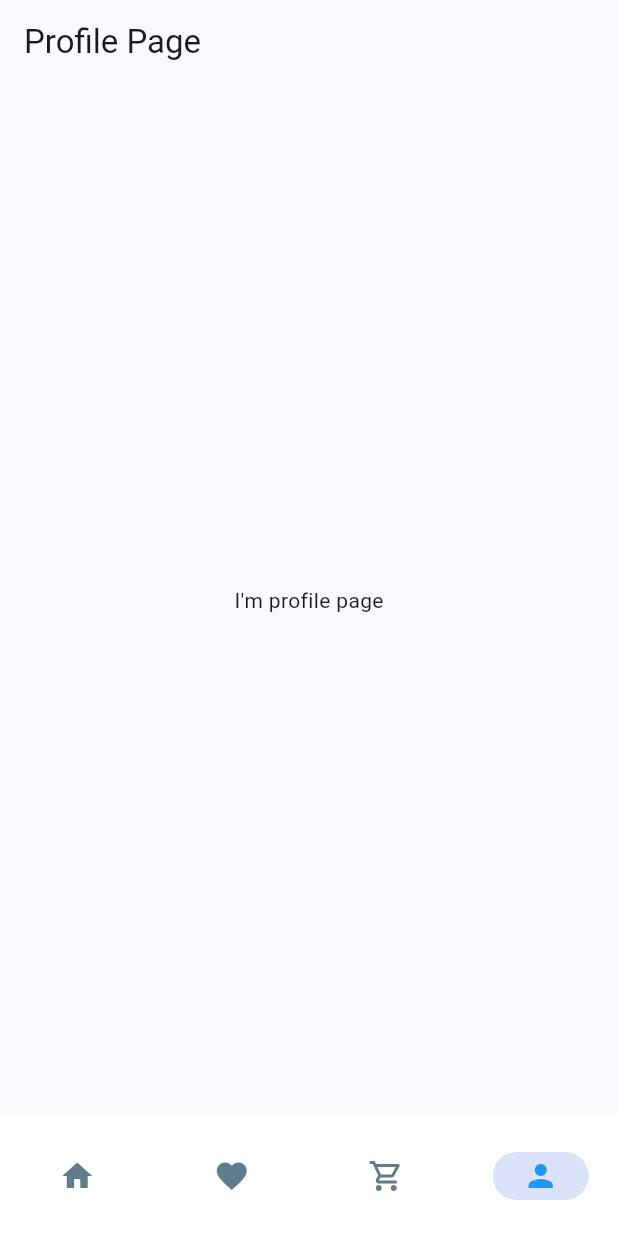
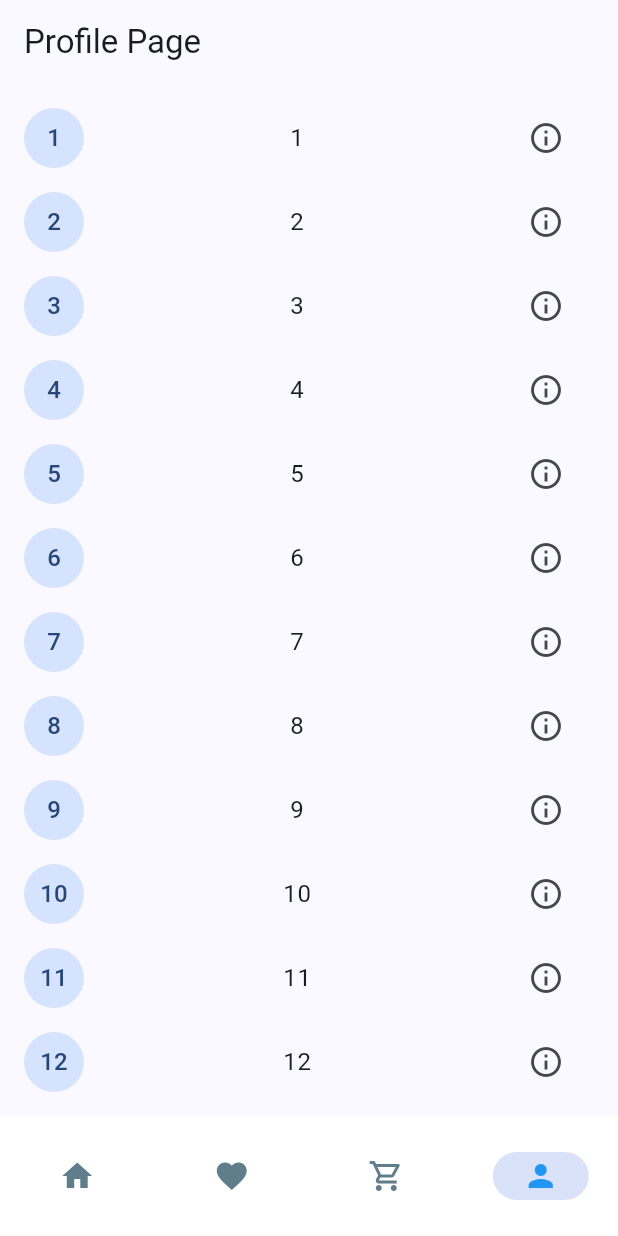
Before and after one commit to HasanTanich/demo-shopping-ui, a Flutter app: the screen it shows after launch, item 4 of the bottom bar chosen, on a phone screen of 412 x 824 dp. Run offline on Flutter 3.47's test engine with Material 2 defaults, Android fonts, the phone set to English and light mode, and no system bars; our stand-ins replace flutter_svg; network calls fail.

Commit message:
filters bar now actually filters data

```diff
--- a/lib/main.dart
+++ b/lib/main.dart
@@ -5,7 +5,7 @@ import 'package:shopping_app_ui/screens/cart_screen.dart';
 import 'package:shopping_app_ui/screens/favorites_screen.dart';
 import 'package:shopping_app_ui/screens/home_screen/home_screen.dart';
 import 'package:shopping_app_ui/screens/home_screen/providers/home_provider.dart';
-import 'package:shopping_app_ui/screens/profile_screen.dart';
+import 'package:shopping_app_ui/screens/profile_screen/profile_screen.dart';
 
 void main() {
   runApp(
--- a/lib/screens/home_screen/home_screen.dart
+++ b/lib/screens/home_screen/home_screen.dart
@@ -59,6 +59,11 @@ class HomeScreen extends StatelessWidget {
                   ),
                 ],
               ),
+              homeProvider.getItemsList.isEmpty
+                  ? const Center(
+                      child: Text("No items found with the selected filters"),
+                    )
+                  : Container(),
             ],
           ),
         ),
--- a/lib/screens/home_screen/providers/home_provider.dart
+++ b/lib/screens/home_screen/providers/home_provider.dart
@@ -9,6 +9,7 @@ var homeProductCards = [
         'https://th.bing.com/th/id/OIP.QXg7Nbu8v5dzZyYFPVwoYAHaE6?w=300&h=200&c=7&r=0&o=5&pid=1.7',
     'subtitle': "Hello darkness my old friend.",
     'price': 23.09,
+    'brand': 'adidas',
   },
   {
     'rating': 4.8,
@@ -17,7 +18,8 @@ var homeProductCards = [
     'image':
         'https://th.bing.com/th/id/OIP.Q65_bDLVh5JfAzDXp81SmgHaE8?w=300&h=200&c=7&r=0&o=5&pid=1.7',
     'subtitle': "Hello darkness my new friend.",
-    'price': 800.09
+    'price': 800.09,
+    'brand': 'adidas',
   },
   {
     'rating': 3.3,
@@ -26,7 +28,8 @@ var homeProductCards = [
     'image':
         'https://th.bing.com/th/id/OIP.Q65_bDLVh5JfAzDXp81SmgHaE8?w=300&h=200&c=7&r=0&o=5&pid=1.7',
     'subtitle': "Hello darkness my old friend.",
-    'price': 100.09
+    'price': 100.09,
+    'brand': 'nike',
   },
   {
     'rating': 0.0,
@@ -35,7 +38,8 @@ var homeProductCards = [
     'image':
         'https://th.bing.com/th/id/OIP.Q65_bDLVh5JfAzDXp81SmgHaE8?w=300&h=200&c=7&r=0&o=5&pid=1.7',
     'subtitle': "Hello darkness my old friend.",
-    'price': 10.14
+    'price': 10.14,
+    'brand': 'adidas',
   },
   {
     'rating': 5.0,
@@ -44,35 +48,72 @@ var homeProductCards = [
     'image':
         'https://th.bing.com/th/id/OIP.Q65_bDLVh5JfAzDXp81SmgHaE8?w=300&h=200&c=7&r=0&o=5&pid=1.7',
     'subtitle': "Hello brightness my new friend.",
-    'price': 10.14
-  }
+    'price': 10.14,
+    'brand': 'nike',
+  },
+  {
+    'rating': 2.0,
+    'isLiked': true,
+    'title': 'Very Cool shoes',
+    'image':
+        'https://th.bing.com/th/id/OIP.Q65_bDLVh5JfAzDXp81SmgHaE8?w=300&h=200&c=7&r=0&o=5&pid=1.7',
+    'subtitle': "Hello brightness my new friend.",
+    'price': 10.14,
+    'brand': 'puma',
+  },
+  {
+    'rating': 2.5,
+    'isLiked': true,
+    'title': 'Very Cool shoes',
+    'image':
+        'https://th.bing.com/th/id/OIP.Q65_bDLVh5JfAzDXp81SmgHaE8?w=300&h=200&c=7&r=0&o=5&pid=1.7',
+    'subtitle': "Hello brightness my new friend.",
+    'price': 10.14,
+    'brand': 'adidas',
+  },
 ];
 
 class HomeProvider extends ChangeNotifier {
   String _sortType = 'title';
-  final List<Map<String, Object>> itemsList = homeProductCards;
+  final List<String> _filters = [];
+
+  List<String> get filters => _filters;
   String get sortType => _sortType;
-  get getItemsList => getSortedList();
+  get getItemsList => getFilteredList(homeProductCards);
 
   void setSortType(String selectedSortType) {
     _sortType = selectedSortType;
     notifyListeners();
   }
 
-  List<Map<String, dynamic>> getSortedList() {
-    return sortArray(itemsList, _sortType);
+  void addFilter(String selectedFilter) {
+    filters.add(selectedFilter);
+    notifyListeners();
   }
 
-  List<Map<String, dynamic>> sortArray(
-      List<Map<String, dynamic>> array, String parameter) {
+  void removeFilter(String selectedFilter) {
+    filters.remove(selectedFilter);
+    notifyListeners();
+  }
+
+  List<Map<String, dynamic>> getFilteredList(List<Map<String, dynamic>> array) {
+    if (_filters.isEmpty) {
+      sortArray(array, _sortType);
+      return array;
+    }
+    var filteredList =
+        array.where((element) => _filters.contains(element['brand'])).toList();
+    sortArray(filteredList, _sortType);
+    return filteredList;
+  }
+
+  void sortArray(List<Map<String, dynamic>> array, String parameter) {
     array.sort((a, b) {
       if (a[parameter] is num && b[parameter] is num) {
         return (a[parameter] as num).compareTo(b[parameter] as num);
-      } else if (a[parameter] is String && b[parameter] is String) {
+      } else {
         return (a[parameter] as String).compareTo(b[parameter] as String);
       }
-      return 0;
     });
-    return itemsList;
   }
 }
--- a/lib/screens/profile_screen.dart
+++ /dev/null
@@ -1,20 +0,0 @@
-import 'package:flutter/material.dart';
-import 'package:shopping_app_ui/widgets/navigation_bar.dart';
-
-class ProfileScreen extends StatelessWidget {
-  const ProfileScreen({super.key});
-
-  @override
-  Widget build(BuildContext context) {
-    return Scaffold(
-      appBar: AppBar(
-        automaticallyImplyLeading: false,
-        title: const Text("Profile Page"),
-      ),
-      body: const Center(
-        child: Text("I'm profile page"),
-      ),
-      bottomNavigationBar: const MyNavigationBar(),
-    );
-  }
-}
--- /dev/null
+++ b/lib/screens/profile_screen/profile_screen.dart
@@ -0,0 +1,42 @@
+import 'package:flutter/material.dart';
+import 'package:shopping_app_ui/screens/profile_screen/item_info_screen.dart';
+import 'package:shopping_app_ui/widgets/navigation_bar.dart';
+
+class ProfileScreen extends StatelessWidget {
+  const ProfileScreen({super.key});
+
+  @override
+  Widget build(BuildContext context) {
+    return Scaffold(
+      appBar: AppBar(
+        automaticallyImplyLeading: false,
+        title: const Text("Profile Page"),
+      ),
+      body: Center(
+        child: ListView(
+          restorationId: 'list_demo_list_view',
+          padding: const EdgeInsets.symmetric(vertical: 8),
+          children: [
+            for (int index = 1; index < 21; index++)
+              ListTile(
+                  leading: ExcludeSemantics(
+                    child: CircleAvatar(child: Text('$index')),
+                  ),
+                  title: Center(child: Text('$index')),
+                  trailing: IconButton(
+                      onPressed: () {
+                        Navigator.push(
+                          context,
+                          MaterialPageRoute(
+                            builder: (_) => ProfileInfoScreen(itemIndex: index),
+                          ),
+                        );
+                      },
+                      icon: const Icon(Icons.info_outline))),
+          ],
+        ),
+      ),
+      bottomNavigationBar: const MyNavigationBar(),
+    );
+  }
+}
```
Also changed, not shown: lib/screens/cart_screen.dart (+1 -27 lines), lib/screens/favorites_screen.dart (+2 -7 lines), lib/screens/home_screen/home_widgets/filters_bar.dart (+31 -15 lines), lib/screens/profile_screen/item_info_screen.dart (added, +19 -0 lines), lib/widgets/icon_button.dart (+11 -3 lines).
